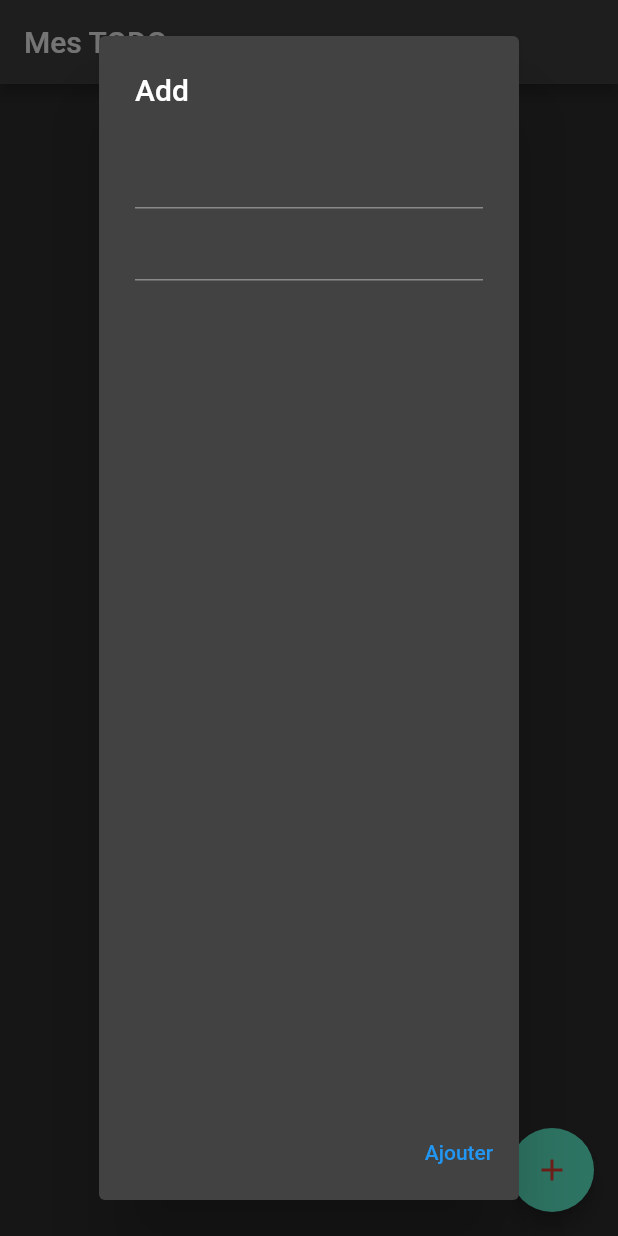
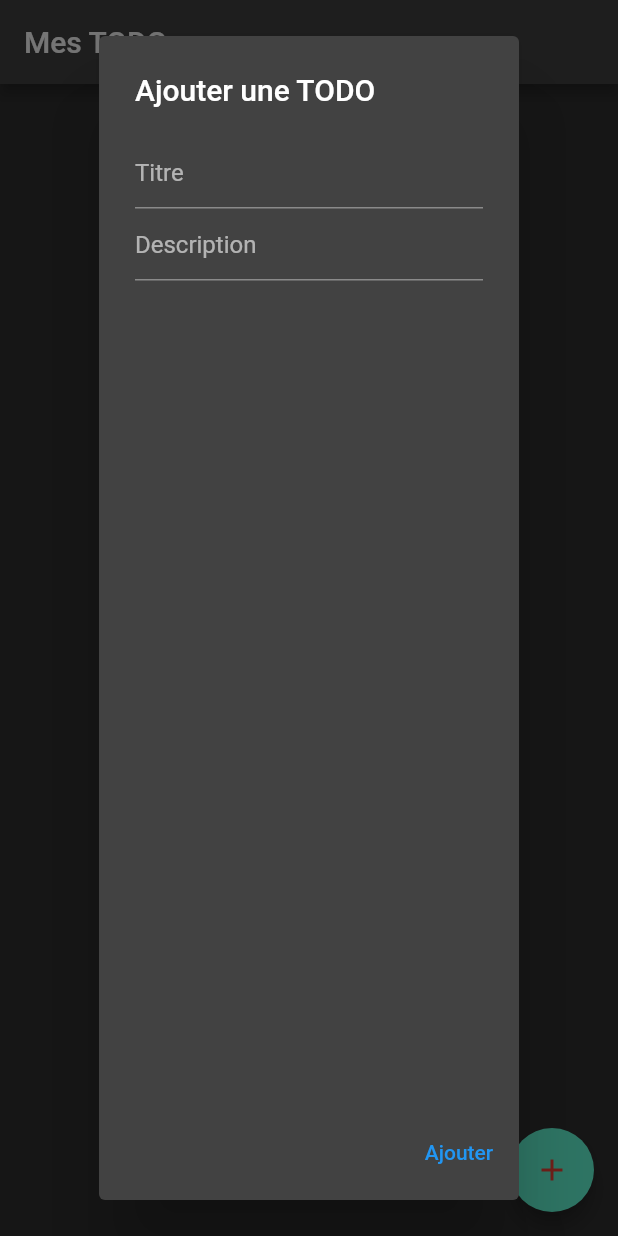
Before and after one commit to lucas-he-arc/TODO_LIST_LMA_TAS_MAS, a Flutter app: the screen it shows after launch, after a tap on the "add" icon, on a phone screen of 412 x 824 dp. Run offline on Flutter 3.47's test engine with Material 2 defaults, Android fonts, the phone set to English and light mode, and no system bars; our stand-ins replace cloud_firestore, firebase_core; missing offline and left inert: dart:html; accounts and stored records are empty.

```diff
--- a/lib/TodoDataModel.dart
+++ b/lib/TodoDataModel.dart
@@ -1,14 +1,9 @@
 import 'package:todo_list_lma_tas_mas/CheckBoxState.dart';
 
 class TodoDataModel{
+  //String name, desc, check;
   String name, desc;
 
   TodoDataModel(this.name, this.desc);
-  //TodoDataModel(this.name);
-  /*
-  String name, desc;
-  bool valueCheckBox;
-
-  //TodoDataModel(this.name, this.desc);
-  TodoDataModel(this.name, this.desc, this.valueCheckBox);*/
+  //TodoDataModel(this.name, this.desc, this.check);
 }
--- a/lib/main.dart
+++ b/lib/main.dart
@@ -71,10 +71,22 @@ class _AppTODOState extends State<AppTODO> {
               context: context,
               builder: (BuildContext context){
                 return AlertDialog(
-                  title: Text("Add"),
+                  title: Text("Ajouter une TODO"),
                   content: Form(child: Column(
                     children: [
-                      TextField(
+                      TextFormField(
+                        onChanged: (String value){
+                          nomTodo = value;
+                        },
+                        decoration: InputDecoration(hintText: "Titre"),
+                      ),
+                      TextFormField(
+                        onChanged: (String value){
+                          descTodo = value;
+                        },
+                        decoration: InputDecoration(hintText: "Description"),
+                      )
+                      /*TextField(
                         onChanged: (String value){
                           nomTodo = value;
                         },
@@ -83,7 +95,7 @@ class _AppTODOState extends State<AppTODO> {
                         onChanged: (String value){
                           descTodo = value;
                         },
-                      )
+                      )*/
                     ],
                   ),),
                   actions: <Widget>[
@@ -95,7 +107,6 @@ class _AppTODOState extends State<AppTODO> {
                         child: Text("Ajouter"))
                   ],
                 );
-
           });
         },
         child: Icon(
```
Also changed, not shown: lib/TodoDetail.dart (+40 -24 lines).
